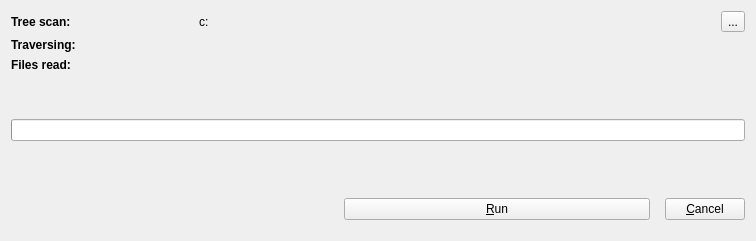
This is src/ui/forms/OperationDialog.ui in vookimedlo/data-analysis as Qt 5 draws it before an edit. The edited form follows.
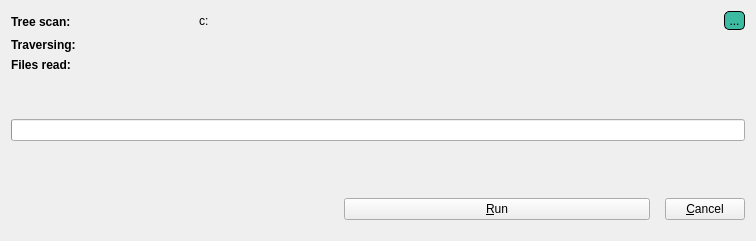
This is the edited form. Icons and pictures are not drawn.

Commit message: QToolButton styled

The edit to the form file:
```diff
--- a/src/ui/forms/OperationDialog.ui
+++ b/src/ui/forms/OperationDialog.ui
@@ -142,6 +142,21 @@
          </item>
          <item>
           <widget class="QToolButton" name="dirSelectButton">
+           <property name="styleSheet">
+            <string notr="true">QToolButton:pressed {
+    background-color: qlineargradient(spread:pad, x1:0, y1:0, x2:0, y2:1,   stop:0 rgba(60, 186, 162, 255), stop:1 rgba(98, 211, 162, 255))
+}
+QToolButton {
+     background-color: #3cbaa2; border: 1px solid black;
+     border-radius: 5px;
+}
+
+QToolButton:disabled {
+    background-color: rgb(170, 170, 127)
+}
+
+</string>
+           </property>
            <property name="text">
             <string>...</string>
            </property>
```
The commit also changes 1 other file.
